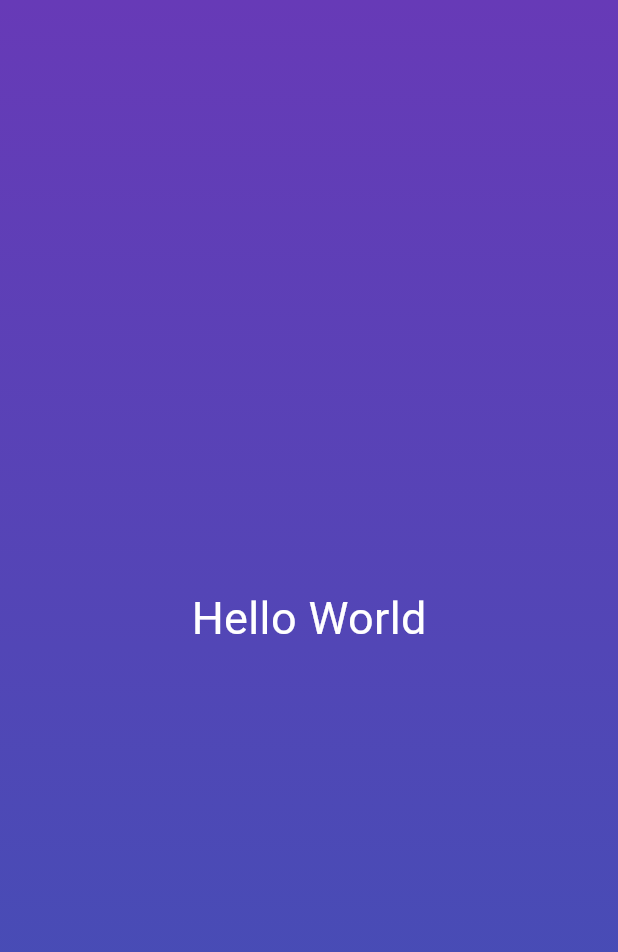
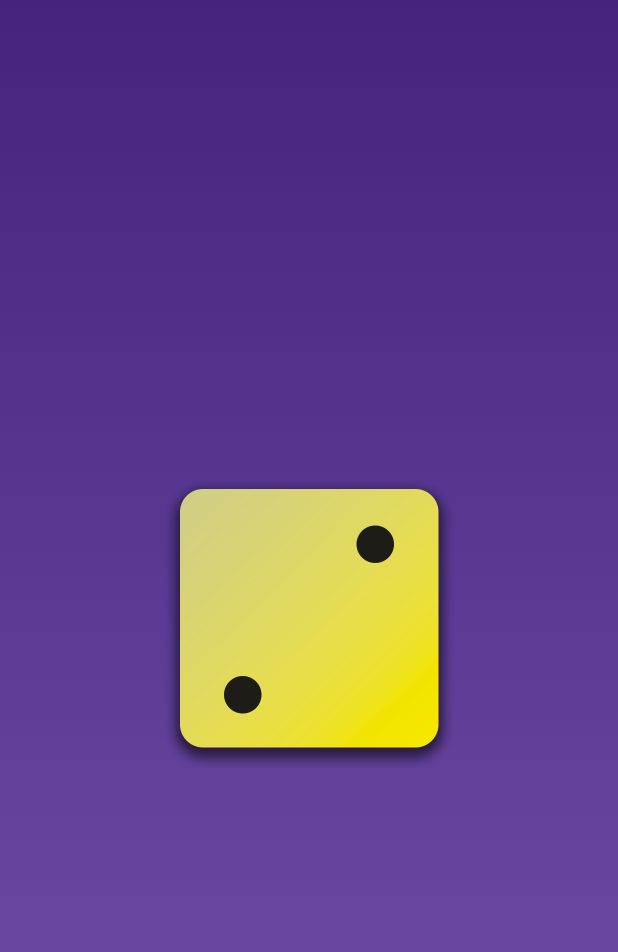
Before and after one commit to AlexFerreira10/throw-dice, a Flutter app: the screen it shows after launch, on a phone screen of 412 x 824 dp. Shown: the top 952 px of the screen. Run offline on Flutter 3.47's test engine with Material 3 defaults, Android fonts, the phone set to English and light mode, and no system bars.

Commit message:
Decoupling the code and adding the images.

```diff
--- a/lib/custom_text.dart
+++ b/lib/custom_text.dart
@@ -1,11 +1,12 @@
 import 'package:flutter/material.dart';
 
 class CustomText extends StatelessWidget {
-  const CustomText({super.key});
+  const CustomText(this.text, {super.key});
+
+  final String text;
 
   @override
   Widget build(BuildContext context) {
-    return Text('Hello World',
-        style: TextStyle(fontSize: 30, color: Colors.white));
+    return Text(text, style: TextStyle(fontSize: 30, color: Colors.white));
   }
 }
--- a/lib/gradient_container.dart
+++ b/lib/gradient_container.dart
@@ -1,17 +1,27 @@
 import 'package:flutter/material.dart';
-import 'package:throw_dice/custom_text.dart';
 
 class GradientContainer extends StatelessWidget {
-  const GradientContainer({super.key});
+  const GradientContainer({super.key, required this.colors});
+
+  const GradientContainer.purple({super.key})
+      : colors = const [
+          Color.fromARGB(255, 115, 82, 172),
+          Color.fromARGB(255, 69, 36, 126),
+        ];
+
+  final List<Color> colors;
 
   @override
-  Widget build(Object context) {
+  Widget build(BuildContext context) {
     return Container(
-        decoration: const BoxDecoration(
-            gradient: LinearGradient(
-                begin: Alignment.bottomCenter,
-                end: Alignment.topCenter,
-                colors: [Colors.indigo, Colors.deepPurple])),
-        child: Center(child: CustomText()));
+      decoration: BoxDecoration(
+        gradient: LinearGradient(
+          begin: Alignment.bottomCenter,
+          end: Alignment.topCenter,
+          colors: colors,
+        ),
+      ),
+      child: Center(child: Image.asset('assets/images/dice-2.png', width: 200)),
+    );
   }
 }
--- a/lib/main.dart
+++ b/lib/main.dart
@@ -2,5 +2,9 @@ import 'package:flutter/material.dart';
 import 'package:throw_dice/gradient_container.dart';
 
 void main() {
-  runApp(const MaterialApp(home: Scaffold(body: GradientContainer())));
+  runApp(
+    MaterialApp(
+      home: Scaffold(body: GradientContainer.purple()),
+    ),
+  );
 }
```
Also changed, not shown: pubspec.yaml (+7 -3 lines), assets/images/dice-1.png (added), assets/images/dice-2.png (added), assets/images/dice-3.png (added), assets/images/dice-4.png (added), assets/images/dice-5.png (added), assets/images/dice-6.png (added).
